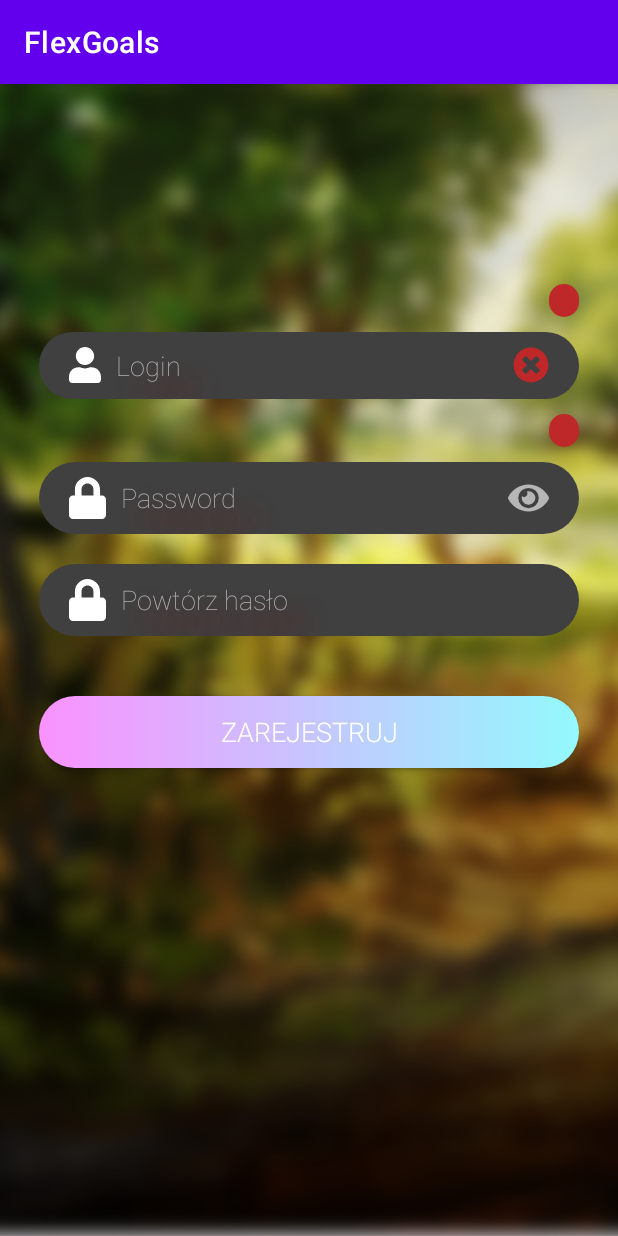
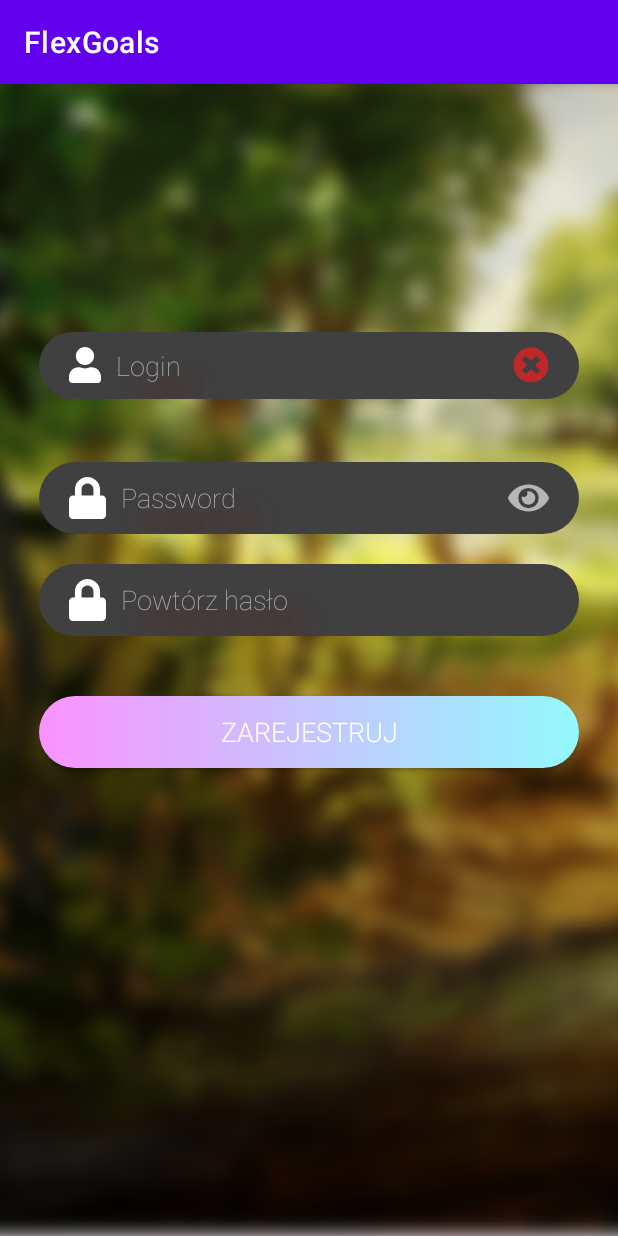
Before and after one commit to Adsel/FlexGoals, an Android app: the screen it shows after launch (RegisterActivity), on a phone screen of 412 x 824 dp. Run offline under Robolectric (Android 15) with nearby library versions, the phone set to English and light mode, and no system bars; our stand-ins replace navigation-ui.

Commit message:
connecting register activity with GUI

```diff
--- a/app/src/main/res/layout/activity_register.xml
+++ b/app/src/main/res/layout/activity_register.xml
@@ -46,7 +46,7 @@
             android:paddingRight="10dp"
             android:paddingBottom="1dp"
             android:textColor="@color/colorPrimary"
-            android:visibility="visible" />
+            android:visibility="invisible" />
 
         <EditText
             android:id="@+id/editTextLogin"
@@ -91,7 +91,7 @@
             android:paddingRight="10dp"
             android:paddingBottom="1dp"
             android:textColor="@color/colorPrimary"
-            android:visibility="visible" />
+            android:visibility="invisible" />
 
         <EditText
             android:id="@+id/editTextPassword"
--- a/app/src/main/res/values/strings.xml
+++ b/app/src/main/res/values/strings.xml
@@ -13,4 +13,6 @@
     <string name="register">Zarejestruj</string>
     <string name="password">Haslo</string>
     <string name="passwordRepeat">Powtórz hasło</string>
+    <string name="passwordNotSame">Hasła nie są identyczne</string>
+    <string name="loginIsEmpty">Login jest pusty</string>
 </resources>
```
Also changed, not shown: app/src/main/java/pl/artsit/flexgoals/ui/auth/RegisterActivity.java (+90 -0 lines).
